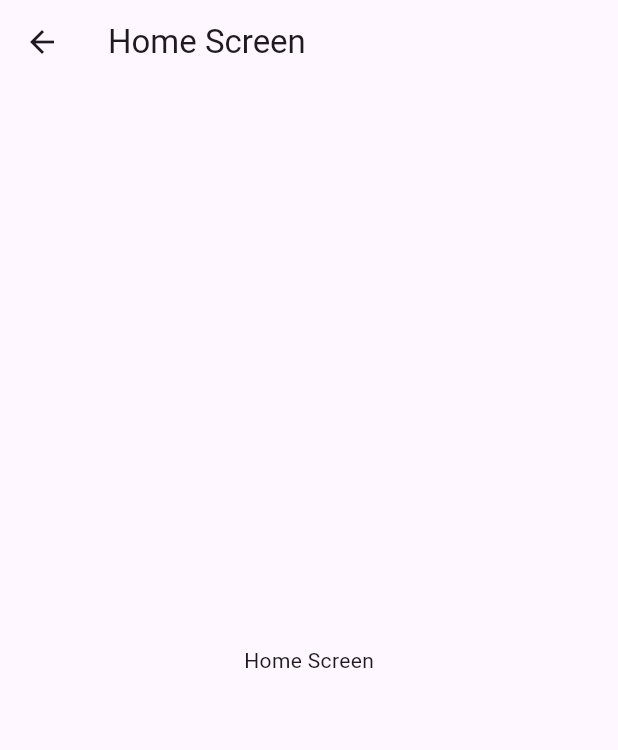
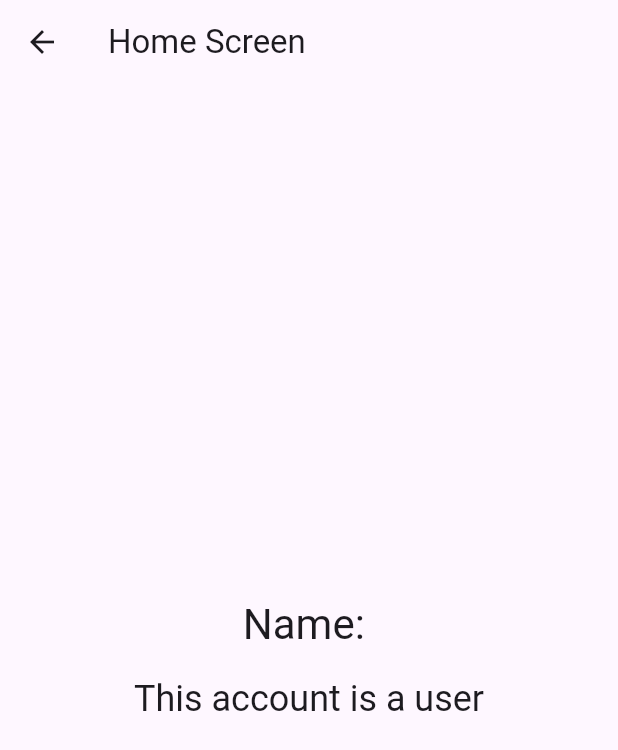
Before and after one commit to KhaledHossameldin/04academy-task-flutter, a Flutter app: the HomeScreen screen opened by its route, on a phone screen of 412 x 824 dp. Shown: the top 750 px of the screen. Run offline on Flutter 3.47's test engine with Material 2 defaults, Android fonts, the phone set to English and light mode, and no system bars; our stand-ins replace bloc, cloud_firestore, firebase_auth, firebase_core, flutter_bloc; accounts and stored records are empty.

Commit message:
added role based home screen

```diff
--- a/lib/constants/routes.dart
+++ b/lib/constants/routes.dart
@@ -1,8 +1,12 @@
 // ignore_for_file: constant_identifier_names
 
-// This file contains all routes used in the entire application
-// This way is way easier to handle sending and receiving data between screens
-// and makes navigating happen with just one line in the screen it self
+/// This class contains all routes used in the entire application
+/// This way is way easier to handle sending and receiving data between screens
+/// and makes navigating happen with just one line in the screen it self
+class Routes {
+  static final instance = Routes._();
+  Routes._();
 
-const String LOGIN_SCREEN_ROUTE = '/login-screen';
-const String HOME_SCREEN_ROUTE = '/home-screen';
+  final login = '/login-screen';
+  final home = '/home-screen';
+}
--- a/lib/cubits/login/login_cubit.dart
+++ b/lib/cubits/login/login_cubit.dart
@@ -8,7 +8,7 @@ import '../../utilities/extensions.dart';
 part 'login_state.dart';
 
 /// This cubit handles all login logic only by emitting states which translates
-/// in the UI as login animation and navigating to HomeScreen when the request
+/// in the UI as loading animation and navigating to HomeScreen when the request
 /// is done
 class LoginCubit extends Cubit<LoginState> {
   LoginCubit() : super(const LoginInitial());
--- a/lib/cubits/login/login_state.dart
+++ b/lib/cubits/login/login_state.dart
@@ -1,5 +1,6 @@
 part of 'login_cubit.dart';
 
+// These are all the states related to logging in request
 @immutable
 sealed class LoginState {
   const LoginState();
--- /dev/null
+++ b/lib/cubits/user_data/user_data_cubit.dart
@@ -0,0 +1,26 @@
+import 'package:bloc/bloc.dart';
+import 'package:meta/meta.dart';
+
+import '../../data/models/user_data.dart';
+import '../../data/services/repository.dart';
+
+part 'user_data_state.dart';
+
+// This cubit handles fetching user data logic only by emitting states which
+// translates in the UI as loading animation and displaying the fetched data in
+// the HomeScreen or any screen needed when the request is done
+class UserDataCubit extends Cubit<UserDataState> {
+  UserDataCubit() : super(const UserDataInitial());
+
+  final repository = Repository.instance;
+
+  Future<void> fetch() async {
+    try {
+      emit(const UserDataLoading());
+      final data = await repository.getUserData();
+      emit(UserDataLoaded(data));
+    } catch (e) {
+      emit(UserDataError('$e'));
+    }
+  }
+}
--- /dev/null
+++ b/lib/cubits/user_data/user_data_state.dart
@@ -0,0 +1,25 @@
+part of 'user_data_cubit.dart';
+
+// These are all the states related to fetching user data request
+@immutable
+sealed class UserDataState {
+  const UserDataState();
+}
+
+final class UserDataInitial extends UserDataState {
+  const UserDataInitial();
+}
+
+final class UserDataLoading extends UserDataState {
+  const UserDataLoading();
+}
+
+final class UserDataLoaded extends UserDataState {
+  final UserData data;
+  const UserDataLoaded(this.data);
+}
+
+final class UserDataError extends UserDataState {
+  final String message;
+  const UserDataError(this.message);
+}
--- /dev/null
+++ b/lib/data/enums/user_role.dart
@@ -0,0 +1,13 @@
+// This file handles user role as it is easier in Flutter to work with enums
+// instead of String or int so it handles the conversion.
+// It is even easier whem combined with extensions.
+enum UserRole { admin, user }
+
+extension UserRoleExtension on String {
+  UserRole get userRole {
+    if (this == 'admin') {
+      return UserRole.admin;
+    }
+    return UserRole.user;
+  }
+}
--- /dev/null
+++ b/lib/data/models/user_data.dart
@@ -0,0 +1,36 @@
+import '../../constants/contracts.dart';
+import '../enums/user_role.dart';
+
+/// This class handles all the logic related to user data whether it is parsing,
+/// converting it to a string or comparing it to another object easily and many
+/// other operations.
+class UserData {
+  final String name;
+  final UserRole role;
+
+  UserData({required this.name, required this.role});
+
+  UserData copyWith({String? name, UserRole? role}) =>
+      UserData(name: name ?? this.name, role: role ?? this.role);
+
+  factory UserData.fromMap(Map<String, dynamic> map) {
+    final contracts = Contracts.instance;
+    return UserData(
+      name: map[contracts.name] ?? '',
+      role: (map[contracts.role] as String).userRole,
+    );
+  }
+
+  @override
+  String toString() => 'UserData(name: $name, role: $role)';
+
+  @override
+  bool operator ==(Object other) {
+    if (identical(this, other)) return true;
+
+    return other is UserData && other.name == name && other.role == role;
+  }
+
+  @override
+  int get hashCode => name.hashCode ^ role.hashCode;
+}
--- a/lib/data/services/auth.dart
+++ b/lib/data/services/auth.dart
@@ -1,7 +1,7 @@
 import 'package:firebase_auth/firebase_auth.dart';
 
-/// This class handles all authentication logic only and will not be called by
-/// anyone except Repository class
+/// This class handles all authentication logic only and will not be called
+/// anywhere except in the Repository class
 class AuthenticationService {
   static final instance = AuthenticationService._();
   AuthenticationService._();
@@ -10,4 +10,11 @@ class AuthenticationService {
 
   Future<void> login({required String email, required String password}) async =>
       await _auth.signInWithEmailAndPassword(email: email, password: password);
+
+  String getUserUid() {
+    if (_auth.currentUser == null) {
+      throw Exception('User is not logged in');
+    }
+    return _auth.currentUser!.uid;
+  }
 }
--- a/lib/data/services/repository.dart
+++ b/lib/data/services/repository.dart
@@ -1,4 +1,6 @@
+import '../models/user_data.dart';
 import 'auth.dart';
+import 'firestore.dart';
 
 /// This class collects all handlers of all services and this class will be the
 /// only service class one to be called to handle logic from the screens
@@ -13,8 +15,15 @@ class Repository {
   Repository._();
 
   final _auth = AuthenticationService.instance;
+  final _firestore = FirestoreService.instance;
 
   // Authentication Services
   Future<void> login({required String email, required String password}) async =>
       await _auth.login(email: email, password: password);
+
+  // Firestore Services
+  Future<UserData> getUserData() async {
+    final uid = _auth.getUserUid();
+    return _firestore.getUserData(uid: uid);
+  }
 }
--- a/lib/main.dart
+++ b/lib/main.dart
@@ -3,7 +3,7 @@ import 'package:flutter/material.dart';
 import 'package:flutter/services.dart';
 import 'constants/routes.dart';
 import 'firebase_options.dart';
-import 'presentation/screens/app_router.dart';
+import 'presentation/app_router.dart';
 
 void main() async {
   // This line is added to ensure that the Flutter framework and the host
@@ -29,7 +29,7 @@ class MyApp extends StatelessWidget {
 
   @override
   Widget build(BuildContext context) {
-    // This variable hass all the standard themes in the entire application
+    // This variable has all the standard themes in the entire application
     final themeData = ThemeData(
       colorScheme: ColorScheme.fromSeed(seedColor: Colors.deepPurple),
       useMaterial3: true,
@@ -41,7 +41,7 @@ class MyApp extends StatelessWidget {
       debugShowCheckedModeBanner: false,
       title: '04Academy Task',
       theme: themeData,
-      initialRoute: LOGIN_SCREEN_ROUTE,
+      initialRoute: Routes.instance.login,
       onGenerateRoute: AppRouter().onGenerateRoute,
     );
   }
--- /dev/null
+++ b/lib/presentation/app_router.dart
@@ -0,0 +1,35 @@
+import 'package:flutter/material.dart';
+import 'package:flutter_bloc/flutter_bloc.dart';
+
+import '../constants/routes.dart';
+import '../cubits/login/login_cubit.dart';
+import '../cubits/user_data/user_data_cubit.dart';
+import 'screens/home.dart';
+import 'screens/login.dart';
+
+/// This class only handles routing to navigate between screens
+class AppRouter {
+  final _routes = Routes.instance;
+
+  Route? onGenerateRoute(RouteSettings settings) {
+    if (settings.name == _routes.login) {
+      return MaterialPageRoute(
+        builder: (context) => BlocProvider(
+          create: (context) => LoginCubit(),
+          child: const LoginScreen(),
+        ),
+      );
+    }
+
+    if (settings.name == _routes.home) {
+      return MaterialPageRoute(
+        builder: (context) => BlocProvider(
+          create: (context) => UserDataCubit(),
+          child: const HomeScreen(),
+        ),
+      );
+    }
+
+    return null;
+  }
+}
--- a/lib/presentation/screens/app_router.dart
+++ /dev/null
@@ -1,28 +0,0 @@
-import 'package:flutter/material.dart';
-import 'package:flutter_bloc/flutter_bloc.dart';
-
-import '../../constants/routes.dart';
-import '../../cubits/login/login_cubit.dart';
-import 'home.dart';
-import 'login.dart';
-
-/// This class only handles routing to navigate between screens
-class AppRouter {
-  Route? onGenerateRoute(RouteSettings settings) {
-    switch (settings.name) {
-      case LOGIN_SCREEN_ROUTE:
-        return MaterialPageRoute(
-          builder: (context) => BlocProvider(
-            create: (context) => LoginCubit(),
-            child: const LoginScreen(),
-          ),
-        );
-
-      case HOME_SCREEN_ROUTE:
-        return MaterialPageRoute(builder: (context) => const HomeScreen());
-
-      default:
-        return null;
-    }
-  }
-}
--- a/lib/presentation/screens/home.dart
+++ b/lib/presentation/screens/home.dart
@@ -1,13 +1,72 @@
 import 'package:flutter/material.dart';
+import 'package:flutter_bloc/flutter_bloc.dart';
 
-class HomeScreen extends StatelessWidget {
+import '../../cubits/user_data/user_data_cubit.dart';
+import '../../data/enums/user_role.dart';
+import '../../utilities/extensions.dart';
+import '../widgets/reload_button.dart';
+
+/// This screen only use at the moment is to display fetch and display user data
+class HomeScreen extends StatefulWidget {
   const HomeScreen({super.key});
 
   @override
+  State<HomeScreen> createState() => _HomeScreenState();
+}
+
+class _HomeScreenState extends State<HomeScreen> {
+  @override
+  void initState() {
+    // The UserDataCubit is called in initState to fetch the data once the
+    // screen is opened and it will automatically display loading animation and
+    // fetch the data and diplay it correctly
+    context.read<UserDataCubit>().fetch();
+    super.initState();
+  }
+
+  @override
   Widget build(BuildContext context) {
+    final textTheme = Theme.of(context).textTheme;
+
     return Scaffold(
       appBar: AppBar(title: const Text('Home Screen')),
-      body: const Center(child: Text('Home Screen')),
+      body: BlocBuilder<UserDataCubit, UserDataState>(
+        builder: (context, state) {
+          switch (state.runtimeType) {
+            case UserDataLoading:
+              return const Center(child: CircularProgressIndicator.adaptive());
+
+            case UserDataLoaded:
+              final data = (state as UserDataLoaded).data;
+              return SizedBox(
+                width: double.infinity,
+                child: Column(
+                  mainAxisAlignment: MainAxisAlignment.center,
+                  children: [
+                    Text(
+                      'Name: ${data.name}',
+                      style: textTheme.headlineMedium,
+                    ),
+                    16.emptyHeight,
+                    Text(
+                      'This account is ${data.role == UserRole.admin ? 'an admin' : 'a user'}',
+                      style: textTheme.headlineSmall,
+                    ),
+                  ],
+                ),
+              );
+
+            case UserDataError:
+              return ReloadButton(
+                message: (state as UserDataError).message,
+                onTap: () => context.read<UserDataCubit>().fetch(),
+              );
+
+            default:
+              return const Material();
+          }
+        },
+      ),
     );
   }
 }
--- a/pubspec.yaml
+++ b/pubspec.yaml
@@ -40,6 +40,7 @@ dependencies:
   bloc: ^8.1.2
   meta: ^1.9.1
   flutter_bloc: ^8.1.3
+  cloud_firestore: ^4.13.1
 
 dev_dependencies:
   flutter_test:
```
Also changed, not shown: lib/constants/contracts.dart (added, +9 -0 lines), lib/data/services/firestore.dart (added, +20 -0 lines), lib/presentation/screens/login.dart (+15 -3 lines), lib/presentation/widgets/reload_button.dart (added, +33 -0 lines), pubspec.lock, 2 other files.
